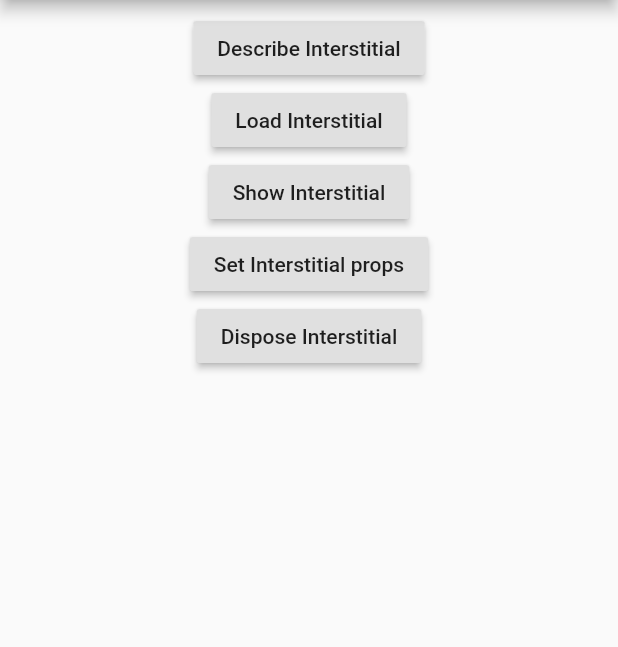
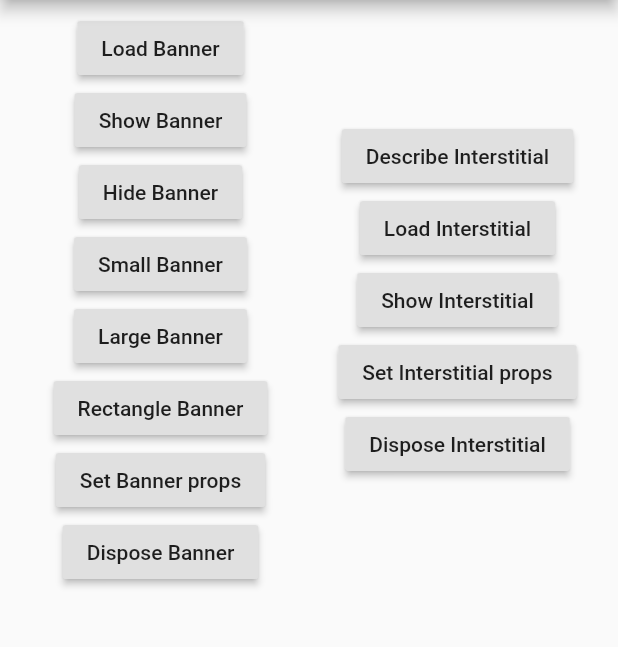
Before and after one commit to reedom/flutter_appnext, a Flutter app: the screen it shows after launch, on a phone screen of 412 x 824 dp, the part 84-731 px from its top. Run offline on Flutter 3.47's test engine with Material 2 defaults, Android fonts, the phone set to English and light mode, and no system bars; missing offline and left inert: streams_channel.

Commit message:
feat: wip banner

```diff
--- a/example/lib/main.dart
+++ b/example/lib/main.dart
@@ -9,16 +9,29 @@ class MyApp extends StatefulWidget {
 }
 
 class _MyAppState extends State<MyApp> {
+  static const placementID = 'b5c36d44-60b0-44e0-b489-683782e0ae2b';
   final GlobalKey<ScaffoldState> _scaffoldKey = GlobalKey<ScaffoldState>();
+
+  ANBannerAd _bannerAd;
   ANInterstitialAd _interstitialAd;
   String _log = '';
 
   @override
   void initState() {
     super.initState();
+
+    _bannerAd = ANBannerAd(
+      placementID: placementID,
+      adLoaded: (_) => log('banner loaded'),
+      adOpened: (_) => log('banner opened'),
+      adClicked: (_) => log('banner clicked'),
+      adImpressionReported: (_) => log('banner clicked'),
+      adError: (err) => showInSnackBar('banner error: ${err.error}'),
+    );
+
     final adConfiguration = ANAdConfiguration(postback: 'qaTest');
     _interstitialAd = ANInterstitialAd(
-      placementID: 'b5c36d44-60b0-44e0-b489-683782e0ae2b',
+      placementID: placementID,
       adConfiguration: adConfiguration,
       adLoaded: (_) => log('interestitial loaded'),
       adOpened: (_) => log('interestitial opened'),
@@ -38,22 +51,40 @@ class _MyAppState extends State<MyApp> {
         ),
         body: Padding(
           padding: const EdgeInsets.all(8.0),
-          child: Row(
+          child: Column(
+            children: <Widget>[
+              Row(
                 children: <Widget>[
                   Expanded(
                     child: Column(mainAxisAlignment: MainAxisAlignment.center, children: [
-                  RaisedButton(onPressed: _descInterstitial, child: Text('Describe Interstitial')),
-                  RaisedButton(onPressed: _loadInterstitial, child: Text('Load Interstitial')),
-                  RaisedButton(onPressed: _showInterstitial, child: Text('Show Interstitial')),
-                  RaisedButton(onPressed: _setInterstitialProps, child: Text('Set Interstitial props')),
-                  RaisedButton(onPressed: _disposeInterstitial, child: Text('Dispose Interstitial')),
+                      RaisedButton(onPressed: () => _bannerAd.loadAd(), child: Text('Load Banner')),
+                      RaisedButton(onPressed: () => _bannerAd.showBanner(), child: Text('Show Banner')),
+                      RaisedButton(onPressed: () => _bannerAd.hideBanner(), child: Text('Hide Banner')),
+                      RaisedButton(onPressed: () => _changeBanner(ANBannerType.Small), child: Text('Small Banner')),
+                      RaisedButton(onPressed: () => _changeBanner(ANBannerType.Large), child: Text('Large Banner')),
+                      RaisedButton(
+                          onPressed: () => _changeBanner(ANBannerType.MediumRectangle),
+                          child: Text('Rectangle Banner')),
+                      RaisedButton(onPressed: () => _setBannerProps(), child: Text('Set Banner props')),
+                      RaisedButton(onPressed: () => _bannerAd.dispose(), child: Text('Dispose Banner')),
+                    ]),
+                  ),
+                  Expanded(
+                    child: Column(mainAxisAlignment: MainAxisAlignment.center, children: [
+                      RaisedButton(onPressed: () => _descInterstitial(), child: Text('Describe Interstitial')),
+                      RaisedButton(onPressed: () => _interstitialAd.loadAd(), child: Text('Load Interstitial')),
+                      RaisedButton(onPressed: () => _interstitialAd.showAd(), child: Text('Show Interstitial')),
+                      RaisedButton(onPressed: () => _setInterstitialProps(), child: Text('Set Interstitial props')),
+                      RaisedButton(onPressed: () => _interstitialAd.dispose(), child: Text('Dispose Interstitial')),
+                    ]),
+                  ),
+                ],
+              ),
               Expanded(
                 child: Text(
                   _log,
                   maxLines: null,
                 ),
-                  ),
-                ]),
               ),
             ],
           ),
@@ -84,14 +115,6 @@ class _MyAppState extends State<MyApp> {
     });
   }
 
-  void _loadInterstitial() async {
-    _interstitialAd.loadAd();
-  }
-
-  void _showInterstitial() {
-    _interstitialAd.showAd();
-  }
-
   void log(String message) {
     setState(() => _log += '$message\n');
   }
@@ -111,7 +134,19 @@ class _MyAppState extends State<MyApp> {
     _descInterstitial();
   }
 
-  void _disposeInterstitial() {
-    _interstitialAd.dispose();
+  void _setBannerProps() {}
+
+  void _changeBanner(ANBannerType bannerType) {
+    _bannerAd.dispose();
+
+    _bannerAd = ANBannerAd(
+      placementID: placementID,
+      bannerType: bannerType,
+      adLoaded: (_) => log('banner loaded'),
+      adOpened: (_) => log('banner opened'),
+      adClicked: (_) => log('banner clicked'),
+      adImpressionReported: (_) => log('banner adImpressionReported'),
+      adError: (err) => showInSnackBar('banner error: ${err.error}'),
+    );
   }
 }
--- a/example/pubspec.yaml
+++ b/example/pubspec.yaml
@@ -17,8 +17,12 @@ dev_dependencies:
   flutter_test:
     sdk: flutter
 
+  flutter_driver:
+    sdk: flutter
+
   flutter_appnext:
     path: ../
+
 
 # For information on the generic Dart part of this file, see the
 # following page: https://www.dartlang.org/tools/pub/pubspec
--- a/lib/flutter_appnext.dart
+++ b/lib/flutter_appnext.dart
@@ -1,3 +1,4 @@
 export 'src/ad.dart';
+export 'src/banner_ad.dart';
 export 'src/interstitial_ad.dart';
 export 'src/types.dart';
--- a/lib/src/ad.dart
+++ b/lib/src/ad.dart
@@ -1,6 +1,6 @@
 import 'dart:async';
 
-import 'package:flutter/services.dart';
+import 'package:flutter_appnext/src/plugin.dart';
 import 'package:flutter_appnext/src/types.dart';
 
 class ANAdConfiguration {
@@ -19,17 +19,10 @@ class ANAdConfiguration {
   });
 }
 
-abstract class ANAd {
-  MethodChannel get channel;
-  EventChannel get eventChannel;
+abstract class ANAd extends ANAppnextPlugin {
   String get initMethod;
 
-  bool _disposed = false;
-  bool get disposed => _disposed;
-
   ANAd({String placementID, ANAdConfiguration adConfiguration}) {
-    eventChannel.receiveBroadcastStream().listen(onEvent, onError: onError);
-
     channel.invokeMethod(initMethod, <String, dynamic>{
       'instanceID': this.hashCode,
       'placementID': placementID,
@@ -40,13 +33,6 @@ abstract class ANAd {
           adConfiguration != null ? preferredOrientationToString(adConfiguration.preferredOrientation) : null,
       'clickInApp': adConfiguration != null ? adConfiguration.clickInApp : null,
     });
-  }
-
-  Future<void> dispose() async {
-    if (!_disposed) {
-      _disposed = true;
-      await channel.invokeMethod('dispose', <String, dynamic>{'instanceID': this.hashCode});
-    }
   }
 
   Future<String> get placementID async {
@@ -139,8 +125,4 @@ abstract class ANAd {
       'newValue': newValue,
     });
   }
-
-  void onEvent(Object event) {}
-
-  void onError(Object error) {}
 }
--- /dev/null
+++ b/lib/src/banner_ad.dart
@@ -0,0 +1,115 @@
+import 'dart:async';
+
+import 'package:flutter/foundation.dart';
+import 'package:flutter_appnext/src/plugin.dart';
+import 'package:flutter_appnext/src/types.dart';
+import 'package:meta/meta.dart';
+
+class ANBannerAd extends ANAppnextPlugin {
+  ValueChanged<ANBannerAd> adLoaded;
+  ValueChanged<ANBannerAd> adOpened;
+  ValueChanged<ANBannerAd> adImpressionReported;
+  ValueChanged<ANBannerAd> adClicked;
+  ValueChanged<ANBannerAdError> adError;
+
+  ANBannerAd({
+    @required String placementID,
+    List<String> categories,
+    String postBack,
+    ANCreative creative,
+    bool autoPlay,
+    bool mute,
+    ANVideoLength videoLength,
+    bool clickEnabled,
+    int maxVideoLength,
+    int minVideoLength,
+    bool clickInApp,
+    ANBannerType bannerType,
+    this.adLoaded,
+    this.adOpened,
+    this.adImpressionReported,
+    this.adClicked,
+    this.adError,
+  }) {
+    print('hash: $hashCode');
+    channel.invokeMethod('banner.init', <String, dynamic>{
+      'instanceID': hashCode,
+      'placementID': placementID,
+      'categories': categories,
+      'postBack': postBack,
+      'creative': creativeToInt(creative),
+      'autoPlay': autoPlay,
+      'mute': mute,
+      'videoLength': videoLengthToInt(videoLength),
+      'clickEnabled': clickEnabled,
+      'maxVideoLength': maxVideoLength,
+      'minVideoLength': minVideoLength,
+      'clickInApp': clickInApp,
+      'bannerType': bannerTypeToInt(bannerType),
+    });
+  }
+
+  Future<void> loadAd() async {
+    print('hash: $hashCode');
+    await channel.invokeMethod('loadAd', <String, dynamic>{'instanceID': hashCode});
+  }
+
+  Future<void> showBanner() async {
+    await channel.invokeMethod('showAd', <String, dynamic>{'instanceID': hashCode});
+  }
+
+  Future<void> hideBanner() async {
+    await channel.invokeMethod('hideAd', <String, dynamic>{'instanceID': hashCode});
+  }
+
+  @override
+  void onEvent(Object event) {
+    print('banner.onEvent');
+    if (disposed) {
+      print('disposed');
+      return;
+    }
+    if (!(event is Map<dynamic, dynamic>)) {
+      print('wrong type');
+      super.onEvent(event);
+      return;
+    }
+
+    final map = event as Map<dynamic, dynamic>;
+    // We handle events only relates to this instance.
+    if (map['instanceID'] != hashCode) {
+      print('hash mismatch ${map['instanceID']} != $hashCode');
+      return;
+    }
+
+    String cause = map['event'];
+    switch (cause) {
+      case 'onAppnextBannerLoadedSuccessfully':
+        if (adLoaded != null) adLoaded(this);
+        return;
+      case 'onAppnextBannerError':
+        if (adError != null) adError(ANBannerAdError(this, map['error']));
+        return;
+      case 'onAppnextBannerClicked':
+        if (adClicked != null) adClicked(this);
+        return;
+      case 'onAppnextBannerImpressionReported':
+        if (adImpressionReported != null) adImpressionReported(this);
+        return;
+    }
+
+    super.onEvent(event);
+  }
+}
+
+class ANBannerAdError {
+  final ANBannerAd bannerAd;
+  final String error;
+
+  ANBannerAdError(this.bannerAd, this.error);
+
+  @override
+  String toString() {
+    return 'ANBannerAdError: $error';
+  }
+}
--- /dev/null
+++ b/lib/src/plugin.dart
@@ -0,0 +1,42 @@
+import 'dart:async';
+
+import 'package:flutter/services.dart';
+import 'package:streams_channel/streams_channel.dart';
+
+const MethodChannel _channel = const MethodChannel('com.reedom.flutter_appnext');
+
+abstract class ANAppnextPlugin {
+  final StreamsChannel _eventChannel = StreamsChannel('com.reedom.flutter_appnext/event');
+
+  bool _disposed = false;
+  bool get disposed => _disposed;
+
+  @override
+  MethodChannel get channel => _channel;
+
+  @override
+  StreamsChannel get eventChannel => _eventChannel;
+
+  ANAppnextPlugin() {
+    print('ANAppnextPlugin, instanceID = $hashCode, $this');
+    final arg = <String, dynamic>{'instanceID': this.hashCode};
+    eventChannel.receiveBroadcastStream(arg).listen(onEvent, onError: onError, onDone: onDone);
+  }
+
+  Future<void> dispose() async {
+    if (!_disposed) {
+      _disposed = true;
+      await channel.invokeMethod('dispose', <String, dynamic>{'instanceID': this.hashCode});
+    }
+  }
+
+  void onEvent(Object event) {}
+
+  void onError(Object error) {
+    print('receiveBroadcastStream.onError instanceID = $hashCode, error = $error}');
+  }
+
+  void onDone() {
+    print('receiveBroadcastStream.onDone instanceID = $hashCode');
+  }
+}
--- a/lib/src/types.dart
+++ b/lib/src/types.dart
@@ -16,6 +16,9 @@ ANPreferredOrientation preferredOrientationFrom(String value) {
     case 'not_set':
       return ANPreferredOrientation.NotSet;
     default:
+      if (value == null) {
+        return null;
+      }
       print('received unknown value for ANPreferredOrientation ($value)');
       return ANPreferredOrientation.NotSet;
   }
@@ -34,9 +37,8 @@ String preferredOrientationToString(ANPreferredOrientation value) {
     default:
       if (value == null) {
         return null;
-      } else {
-        print('unknown type ANPreferredOrientation.${value.index}');
       }
+      print('unknown type ANPreferredOrientation.${value.index}');
       return 'not_set';
   }
 }
@@ -59,6 +61,9 @@ ANCreativeType creativeTypeFrom(int value) {
     case 2:
       return ANCreativeType.Static;
     default:
+      if (value == null) {
+        return null;
+      }
       print('received unknown value for ANCreativeType ($value)');
       return ANCreativeType.NotSet;
   }
@@ -73,7 +78,124 @@ int creativeTypeToInt(ANCreativeType value) {
     case ANCreativeType.Static:
       return value.index;
     default:
+      if (value == null) {
+        return null;
+      }
       print('unknown type for ANCreativeType.${value.index}');
-      return -1;
+      return ANCreativeType.NotSet.index;
   }
 }
+
+enum ANCreative {
+  Static, // 0
+  Video, // 1
+  All, //2
+}
+
+ANCreative creativeFrom(int value) {
+  switch (value) {
+    case 0:
+      return ANCreative.Static;
+    case 1:
+      return ANCreative.Video;
+    case 2:
+      return ANCreative.All;
+    default:
+      if (value == null) {
+        return null;
+      }
+      print('received unknown value for ANCreative ($value)');
+      return ANCreative.All;
+  }
+}
+
+int creativeToInt(ANCreative value) {
+  switch (value) {
+    case ANCreative.Static:
+    case ANCreative.Video:
+    case ANCreative.All:
+      return value.index;
+    default:
+      if (value == null) {
+        return null;
+      }
+      print('unknown type for ANCreative.${value.index}');
+      return ANCreative.All.index;
+  }
+}
+
+enum ANVideoLength {
+  Short, // 0
+  Long, // 1
+  Auto, // 2
+}
+
+ANVideoLength videoLengthFrom(int value) {
+  switch (value) {
+    case 0:
+      return ANVideoLength.Short;
+    case 1:
+      return ANVideoLength.Long;
+    case 2:
+      return ANVideoLength.Auto;
+    default:
+      if (value == null) {
+        return null;
+      }
+      print('received unknown value for ANVideoLength ($value)');
+      return ANVideoLength.Auto;
+  }
+}
+
+int videoLengthToInt(ANVideoLength value) {
+  switch (value) {
+    case ANVideoLength.Short:
+    case ANVideoLength.Long:
+    case ANVideoLength.Auto:
+      return value.index;
+    default:
+      if (value == null) {
+        return null;
+      }
+      print('unknown type for ANVideoLength.${value.index}');
+      return ANVideoLength.Auto.index;
+  }
+}
+
+enum ANBannerType {
+  Small, // 0, 320x50
+  Large, // 1, 320x100
+  MediumRectangle // 2, 300x250
+}
+
+ANBannerType bannerTypeFrom(int value) {
+  switch (value) {
+    case 0:
+      return ANBannerType.Small;
+    case 1:
+      return ANBannerType.Large;
+    case 2:
+      return ANBannerType.MediumRectangle;
+    default:
+      if (value == null) {
+        return null;
+      }
+      print('received unknown value for ANBannerType ($value)');
+      return ANBannerType.Small;
+  }
+}
+
+int bannerTypeToInt(ANBannerType value) {
+  switch (value) {
+    case ANBannerType.Small:
+    case ANBannerType.Large:
+    case ANBannerType.MediumRectangle:
+      return value.index;
+    default:
+      if (value == null) {
+        return null;
+      }
+      print('unknown type for ANBannerType.${value.index}');
+      return ANBannerType.Small.index;
+  }
+}
--- a/pubspec.yaml
+++ b/pubspec.yaml
@@ -1,7 +1,7 @@
 name: flutter_appnext
 description: Flutter Appnext support
 version: 0.0.1
-author:
+author: HANAI, Tohru <tohru@reedom.com>
 homepage:
 
 environment:
@@ -10,6 +10,7 @@ environment:
 dependencies:
   flutter:
     sdk: flutter
+  streams_channel: ^0.2.2
 
 # For information on the generic Dart part of this file, see the
 # following page: https://www.dartlang.org/tools/pub/pubspec
```
Also changed, not shown: lib/src/interstitial_ad.dart (+16 -19 lines), 7 other files. Lines whose indentation alone changed are shown as unchanged.
